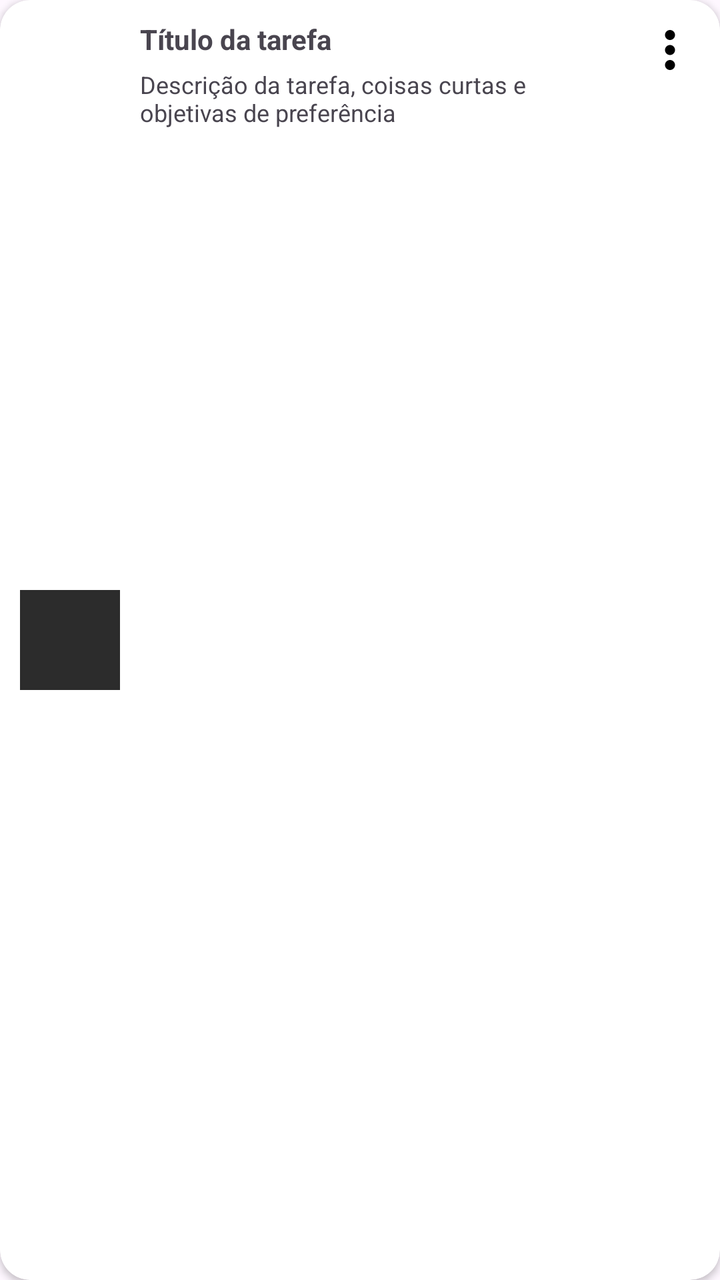
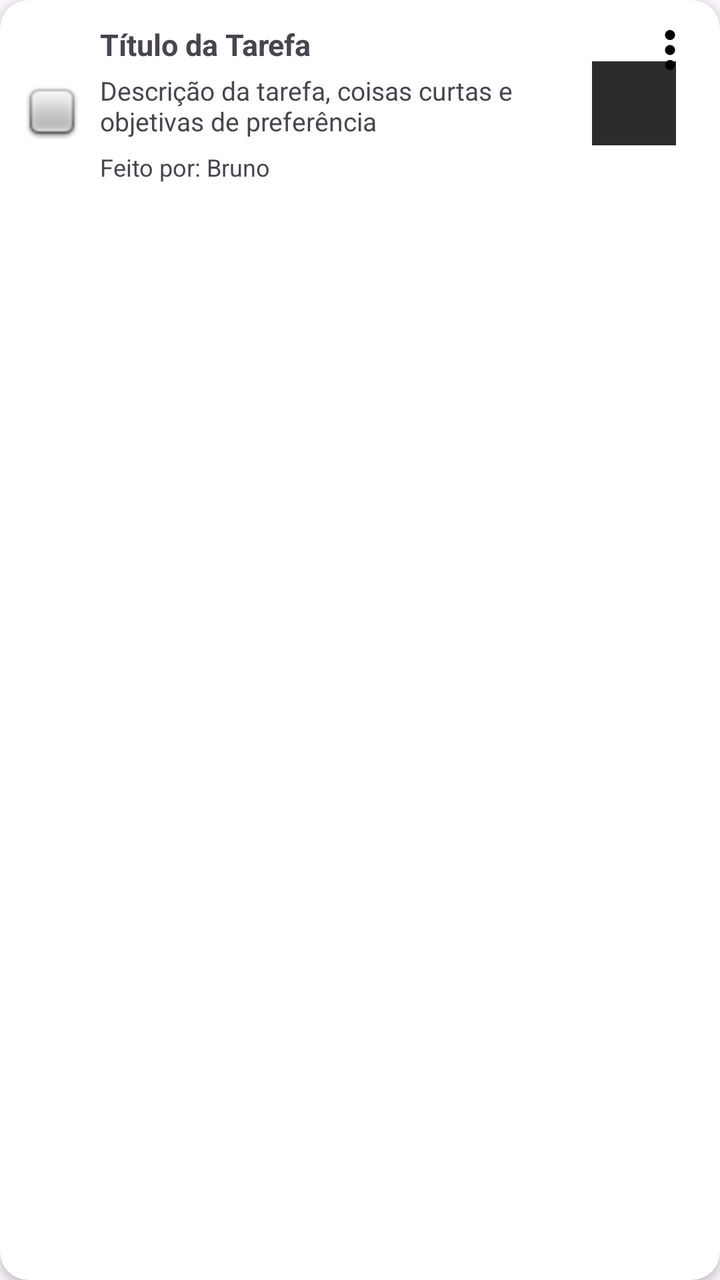

Two renders of the same Android screen: before a commit and after it. Below are the layout's source before the change and the commit's diff.
<!-- AndroidManifest.xml: application theme Theme.ProtPetverso1 -->
<!-- res/layout/item_tarefa_card.xml -->
<?xml version="1.0" encoding="utf-8"?>
<androidx.cardview.widget.CardView xmlns:android="http://schemas.android.com/apk/res/android"
    xmlns:app="http://schemas.android.com/apk/res-auto"
    android:id="@+id/ModeloCardtarefa"
    android:layout_width="match_parent"
    android:layout_height="85dp"
    android:layout_marginBottom="15dp"
    app:cardCornerRadius="15dp">

    <LinearLayout
        android:layout_width="match_parent"
        android:layout_height="match_parent"
        android:layout_margin="10dp"
        android:orientation="horizontal">

        <ImageView
            android:id="@+id/imgTarefa"
            android:layout_width="50dp"
            android:layout_height="50dp"
            android:layout_gravity="center"
            android:layout_marginRight="10dp"
            android:scaleType="fitXY"
            android:src="#2c2c2c" />

        <LinearLayout
            android:layout_width="match_parent"
            android:layout_height="match_parent"
            android:layout_marginRight="40dp"
            android:orientation="vertical">

            <TextView
                android:id="@+id/titleTarefa"
                android:layout_width="wrap_content"
                android:layout_height="wrap_content"
                android:text="Título da tarefa"
                android:textAlignment="center"
                android:textSize="14sp"
                android:textStyle="bold" />

            <TextView
                android:id="@+id/descTarefa"
                android:layout_width="match_parent"
                android:layout_height="wrap_content"
                android:layout_marginTop="5dp"
                android:textSize="12sp"
                android:text="Descrição da tarefa, coisas curtas e objetivas de preferência" />

        </LinearLayout>

    </LinearLayout>

    <ImageButton
        android:id="@+id/btnVoltar"
        android:layout_width="30dp"
        android:layout_height="30dp"
        android:layout_gravity="top|end"
        android:layout_marginTop="10dp"
        android:layout_marginRight="10dp"
        android:background="#00000000"
        android:scaleType="fitXY"
        android:src="@drawable/baseline_more_vert"
        app:tint="@color/black" />
</androidx.cardview.widget.CardView>
<!-- resources referenced by this layout -->
<resources>
  <color name="black">#FF000000</color>
  <!-- drawable baseline_more_vert (drawable) -->
  <vector xmlns:android="http://schemas.android.com/apk/res/android" android:height="24dp" android:tint="#000000" android:viewportHeight="24" android:viewportWidth="24" android:width="24dp">
        
      <path android:fillColor="@android:color/white" android:pathData="M12,8c1.1,0 2,-0.9 2,-2s-0.9,-2 -2,-2 -2,0.9 -2,2 0.9,2 2,2zM12,10c-1.1,0 -2,0.9 -2,2s0.9,2 2,2 2,-0.9 2,-2 -0.9,-2 -2,-2zM12,16c-1.1,0 -2,0.9 -2,2s0.9,2 2,2 2,-0.9 2,-2 -0.9,-2 -2,-2z"/>
      
  </vector>
  <style name="Theme.ProtPetverso1" parent="Base.Theme.ProtPetverso1">
      </style>
  <style name="Base.Theme.ProtPetverso1" parent="Theme.Material3.DayNight.NoActionBar">
          
          
      </style>
</resources>

<!-- the commit's change to res/layout/item_tarefa_card.xml (unified diff, before → after) -->
@@ -3,49 +3,81 @@
     xmlns:app="http://schemas.android.com/apk/res-auto"
     android:id="@+id/ModeloCardtarefa"
     android:layout_width="match_parent"
-    android:layout_height="85dp"
+    android:layout_height="wrap_content"
+    android:layout_marginHorizontal="4dp"
+    android:layout_marginVertical="6dp"
     android:layout_marginBottom="15dp"
-    app:cardCornerRadius="15dp">
+    app:cardCornerRadius="14dp"
+    app:cardElevation="3dp"
+    app:cardBackgroundColor="#FFFFFF"
+    >
 
     <LinearLayout
         android:layout_width="match_parent"
-        android:layout_height="match_parent"
-        android:layout_margin="10dp"
+        android:layout_height="wrap_content"
+        android:padding="12dp"
         android:orientation="horizontal">
 
         <ImageView
-            android:id="@+id/imgTarefa"
-            android:layout_width="50dp"
-            android:layout_height="50dp"
             android:layout_gravity="center"
-            android:layout_marginRight="10dp"
-            android:scaleType="fitXY"
-            android:src="#2c2c2c" />
+            android:id="@+id/imgStatus"
+            android:layout_width="28dp"
+            android:layout_height="28dp"
+            android:layout_marginTop="4dp"
+            android:src="@android:drawable/checkbox_off_background"
+            android:contentDescription="Status da Tarefa"/>
 
         <LinearLayout
-            android:layout_width="match_parent"
-            android:layout_height="match_parent"
-            android:layout_marginRight="40dp"
-            android:orientation="vertical">
+            android:layout_width="0dp"
+            android:layout_height="wrap_content"
+            android:layout_weight="1"
+            android:orientation="vertical"
+            android:layout_marginStart="10dp"
+            android:layout_marginEnd="8dp">
 
             <TextView
+                android:layout_gravity="center"
                 android:id="@+id/titleTarefa"
-                android:layout_width="wrap_content"
+                android:layout_width="match_parent"
                 android:layout_height="wrap_content"
-                android:text="Título da tarefa"
-                android:textAlignment="center"
-                android:textSize="14sp"
+                android:text="Título da Tarefa"
+                android:maxLines="2"
+                android:ellipsize="end"
+                android:textSize="15sp"
                 android:textStyle="bold" />
 
             <TextView
                 android:id="@+id/descTarefa"
                 android:layout_width="match_parent"
                 android:layout_height="wrap_content"
-                android:layout_marginTop="5dp"
-                android:textSize="12sp"
-                android:text="Descrição da tarefa, coisas curtas e objetivas de preferência" />
+                android:layout_marginTop="4dp"
+                android:textSize="13sp"
+                android:text="Descrição da tarefa, coisas curtas e objetivas de preferência"
+                android:maxLines="4"
+                android:ellipsize="end"/>
+
+                <TextView
+                    android:id="@+id/txtRodape"
+                    android:layout_width="match_parent"
+                    android:layout_height="wrap_content"
+                    android:layout_marginTop="6dp"
+                    android:text="Feito por: Bruno"
+                    android:textSize="12sp"/>
+
+
+
 
         </LinearLayout>
+
+        <ImageView
+            android:id="@+id/imgTarefa"
+            android:layout_width="42dp"
+            android:layout_height="42dp"
+            android:layout_gravity="center_vertical"
+            android:layout_marginRight="10dp"
+            android:contentDescription="Ícone da tarefa"
+            android:scaleType="fitXY"
+            android:src="#2c2c2c" />
 
     </LinearLayout>
 
